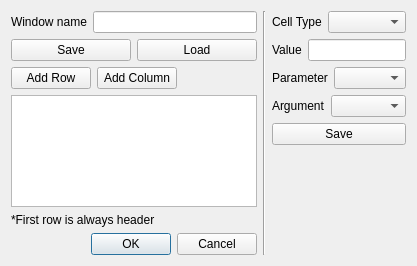
meritechsolutions/azenqos_qgis_plugin, file Azenqos/custom_last_instant_table_dialog.ui: the form before one commit.
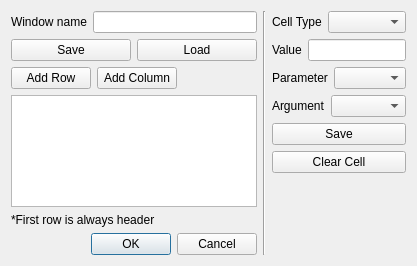
The form after the commit.

```diff
--- a/Azenqos/custom_last_instant_table_dialog.ui
+++ b/Azenqos/custom_last_instant_table_dialog.ui
@@ -200,6 +200,13 @@
          </property>
         </widget>
        </item>
+       <item>
+        <widget class="QPushButton" name="clearCellButton">
+         <property name="text">
+          <string>Clear Cell</string>
+         </property>
+        </widget>
+       </item>
        <item>
         <spacer name="verticalSpacer">
          <property name="orientation">
```
